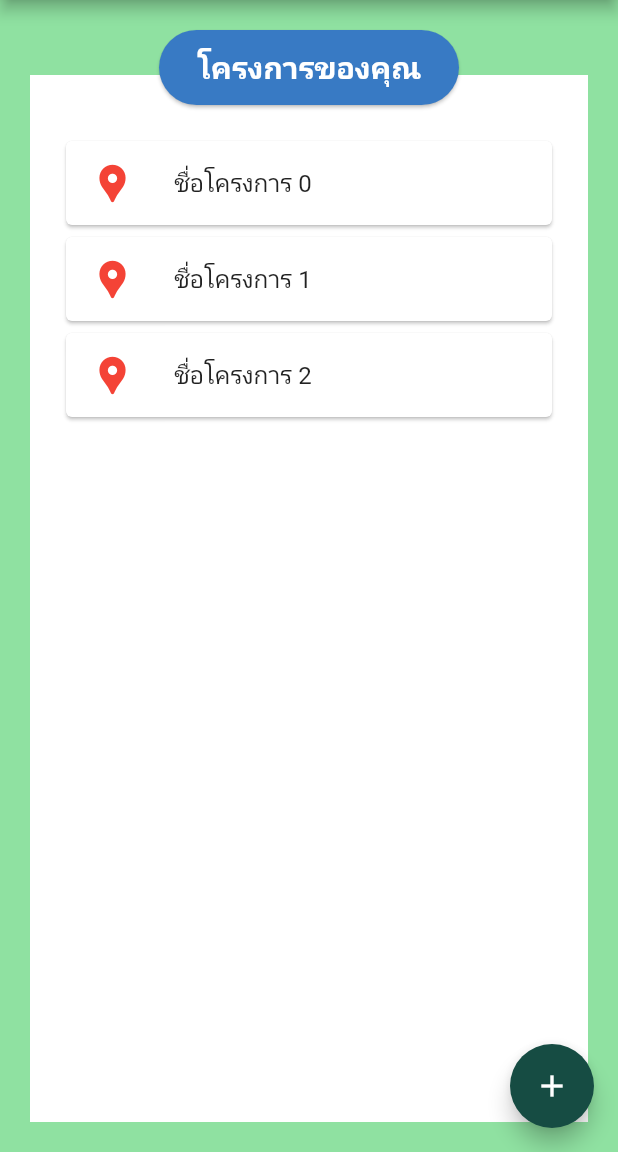
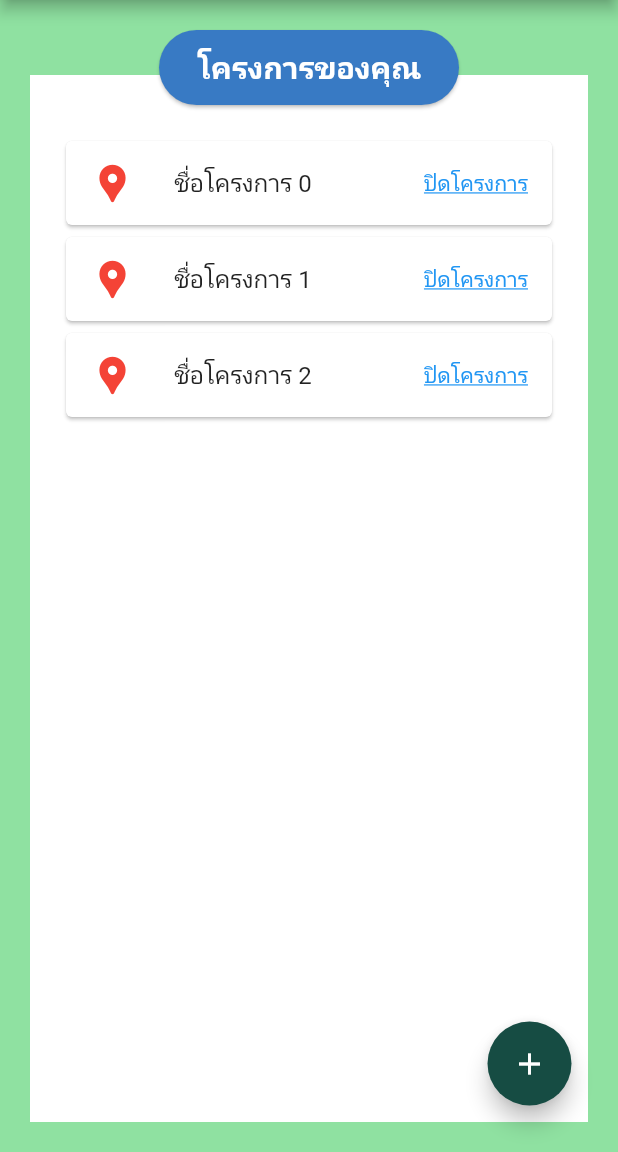
Before and after one commit to Jumptothehell/myapp_test01, a Flutter app: the screen it shows after launch, on a phone screen of 412 x 824 dp, the part 84-1236 px from its top. Run offline on Flutter 3.47's test engine with Material 2 defaults, Android fonts, the phone set to English and light mode, and no system bars.

Commit message:
FINISH: Your Project (3 project)

```diff
--- a/lib/main.dart
+++ b/lib/main.dart
@@ -58,8 +58,8 @@ class _MyHomePageState extends State<MyHomePage> {
         body: Stack(
           children: [
             Container(
-            margin:
-                const EdgeInsets.only(left: 20, right: 20, top: 50, bottom: 20),
+              margin: const EdgeInsets.only(
+                  left: 20, right: 20, top: 50, bottom: 20),
               color: Colors.white,
             ),
             Container(
@@ -88,8 +88,8 @@ class _MyHomePageState extends State<MyHomePage> {
               ),
             ),
             Container(
-            margin:
-                const EdgeInsets.only(top: 90, left: 40, right: 40, bottom: 20),
+              margin: const EdgeInsets.only(
+                  top: 90, left: 40, right: 40, bottom: 20),
               child: ListView.builder(
                 itemCount: 3,
                 itemBuilder: (context, index) {
@@ -101,6 +101,12 @@ class _MyHomePageState extends State<MyHomePage> {
                       size: 30,
                     ),
                     title: Text("ชื่อโครงการ $index"),
+                    trailing: const Text(
+                      "ปิดโครงการ",
+                      style: TextStyle(
+                          color: Colors.blue,
+                          decoration: TextDecoration.underline),
+                    ),
                     // subtitle: selectedIndex == index
                     //     ? const Text("ปิดโครงการ")
                     //     : null),
@@ -110,11 +116,13 @@ class _MyHomePageState extends State<MyHomePage> {
             ),
           ],
         ),
-      floatingActionButton: FloatingActionButton(
+        floatingActionButton: Padding(
+          padding: const EdgeInsets.only(bottom: 15.0, right: 15.0),
+          child: FloatingActionButton(
             onPressed: () {},
             tooltip: 'Increment',
             child: const Icon(Icons.add),
           ),
-    );
+        ));
   }
 }
```
Lines whose indentation alone changed are shown as unchanged.
